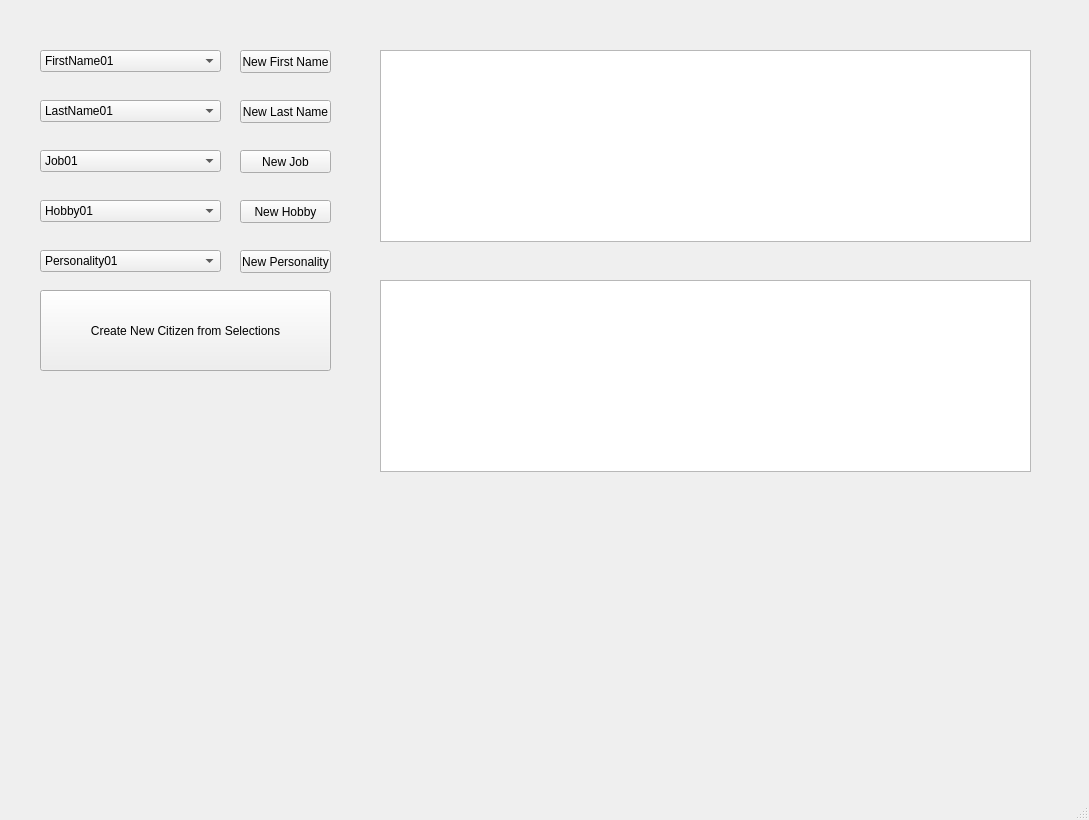
First picture: the form in gui/QT/citizen-test-01.ui, repository AdamFlores/Learn-Python-The-Hard-Way, before the edit.
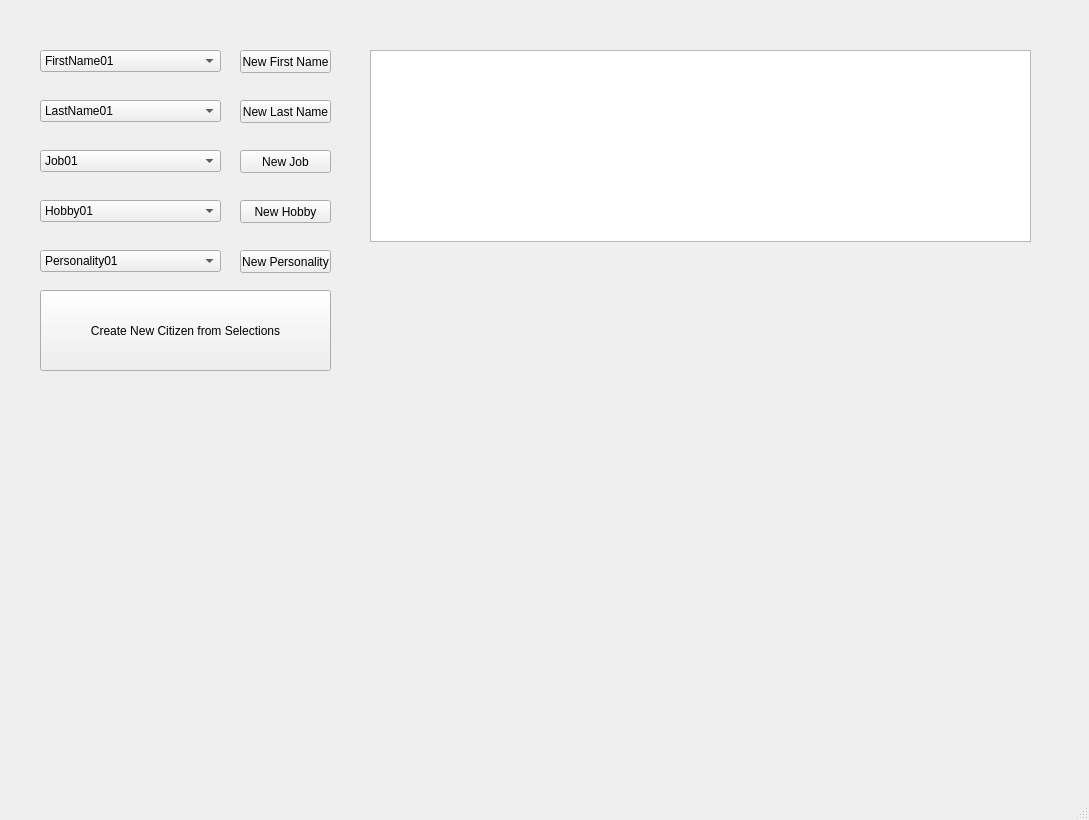
Second picture: the form after the edit.

Commit message:
Working with QT Designer
Dot UI Updates

Patch:
```diff
--- a/gui/QT/citizen-test-01.ui
+++ b/gui/QT/citizen-test-01.ui
@@ -205,22 +205,12 @@
        <string>Create New Citizen from Selections</string>
       </property>
      </widget>
-     <widget class="QListView" name="listView">
+     <widget class="QListWidget" name="listWidget">
       <property name="geometry">
        <rect>
-        <x>360</x>
+        <x>350</x>
         <y>40</y>
-        <width>651</width>
-        <height>192</height>
-       </rect>
-      </property>
-     </widget>
-     <widget class="QTableView" name="tableView">
-      <property name="geometry">
-       <rect>
-        <x>360</x>
-        <y>270</y>
-        <width>651</width>
+        <width>661</width>
         <height>192</height>
        </rect>
       </property>
```
